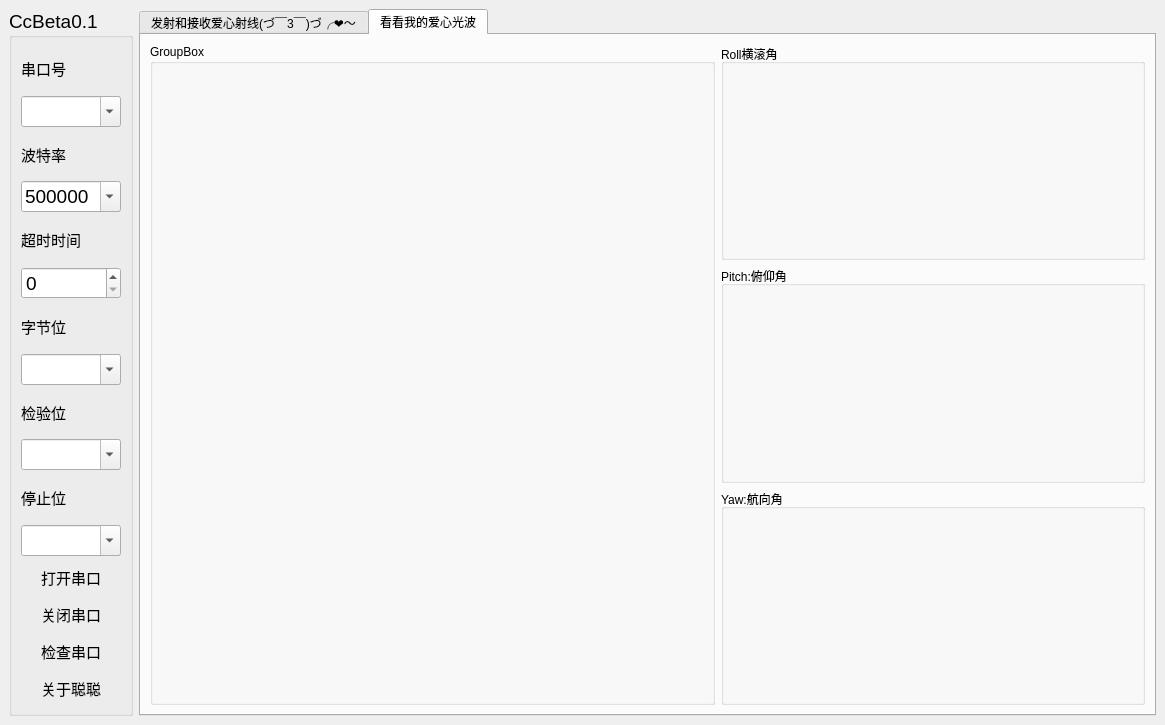
The window that helloSeiral/mainwindow.ui (ZHKU-Robot/pySerialPort) describes before a commit, drawn with Qt 5.
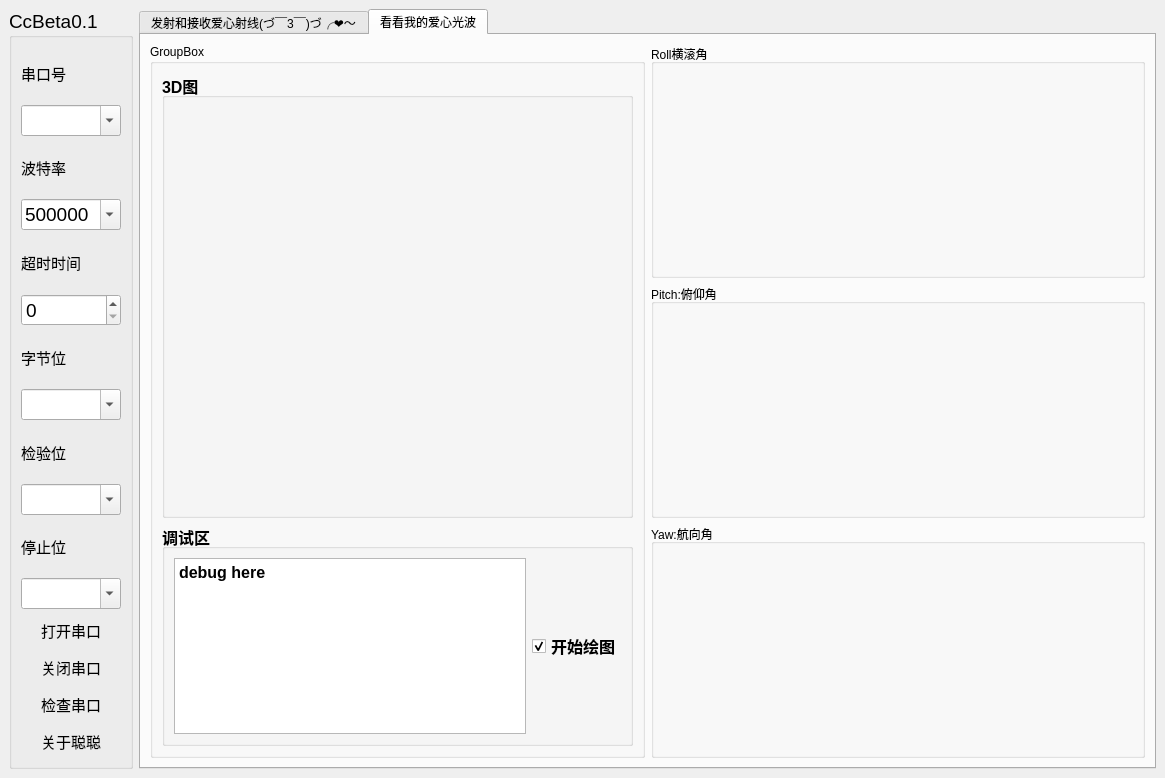
The same window after the commit. The open tabs and pages were chosen to show the change. Icons and pictures are not drawn.

Patch:
```diff
--- a/helloSeiral/mainwindow.ui
+++ b/helloSeiral/mainwindow.ui
@@ -7,7 +7,7 @@
     <x>0</x>
     <y>0</y>
     <width>1165</width>
-    <height>725</height>
+    <height>778</height>
    </rect>
   </property>
   <property name="windowTitle">
@@ -269,22 +269,15 @@
       <item>
        <widget class="QTabWidget" name="tabWidget">
         <property name="currentIndex">
-         <number>0</number>
+         <number>1</number>
         </property>
         <widget class="QWidget" name="tab_2">
          <attribute name="title">
           <string>发射和接收爱心射线(づ￣3￣)づ╭❤～</string>
          </attribute>
-         <widget class="QWidget" name="horizontalLayoutWidget_4">
-          <property name="geometry">
-           <rect>
-            <x>0</x>
-            <y>0</y>
-            <width>1011</width>
-            <height>681</height>
-           </rect>
-          </property>
-          <layout class="QVBoxLayout" name="verticalLayout_9" stretch="1">
+         <layout class="QVBoxLayout" name="verticalLayout_7">
+          <item>
+           <layout class="QHBoxLayout" name="horizontalLayout_10" stretch="0">
            <item>
             <layout class="QHBoxLayout" name="horizontalLayout_2" stretch="1,3">
              <property name="spacing">
@@ -493,7 +486,7 @@
                      <item>
                       <widget class="QRadioButton" name="hexRadioButton">
                        <property name="text">
-                        <string>HEX</string>
+                         <string>十六进制</string>
                        </property>
                        <property name="checkable">
                         <bool>true</bool>
@@ -525,7 +518,7 @@
                      <item>
                       <widget class="QRadioButton" name="textRadioButton_2">
                        <property name="text">
-                        <string>TEXT</string>
+                         <string>文本模式</string>
                        </property>
                        <property name="checked">
                         <bool>true</bool>
@@ -551,6 +544,16 @@
                        </property>
                       </spacer>
                      </item>
+                      <item>
+                       <widget class="QCheckBox" name="acceptedcheckBox">
+                        <property name="text">
+                         <string>接收数据</string>
+                        </property>
+                        <property name="checked">
+                         <bool>true</bool>
+                        </property>
+                       </widget>
+                      </item>
                      <item>
                       <spacer name="horizontalSpacer_4">
                        <property name="orientation">
@@ -742,16 +745,6 @@
                    </item>
                   </layout>
                  </widget>
-                 <widget class="QLineEdit" name="lineEdit">
-                  <property name="geometry">
-                   <rect>
-                    <x>12</x>
-                    <y>403</y>
-                    <width>184</width>
-                    <height>28</height>
-                   </rect>
-                  </property>
-                 </widget>
                 </widget>
                </item>
                <item>
@@ -775,18 +768,101 @@
             </layout>
            </item>
           </layout>
-         </widget>
+          </item>
+         </layout>
         </widget>
         <widget class="QWidget" name="tab">
          <attribute name="title">
           <string>看看我的爱心光波</string>
          </attribute>
-         <layout class="QHBoxLayout" name="horizontalLayout_6" stretch="4,3">
+         <layout class="QHBoxLayout" name="horizontalLayout_6" stretch="3,3">
           <item>
            <widget class="QGroupBox" name="groupBox">
             <property name="title">
              <string>GroupBox</string>
             </property>
+            <layout class="QVBoxLayout" name="verticalLayout_9">
+             <item>
+              <layout class="QVBoxLayout" name="verticalLayout_8" stretch="2,1">
+               <item>
+                <widget class="QGroupBox" name="groupBox_2">
+                 <property name="font">
+                  <font>
+                   <family>Arial</family>
+                   <pointsize>12</pointsize>
+                   <weight>75</weight>
+                   <bold>true</bold>
+                  </font>
+                 </property>
+                 <property name="title">
+                  <string>3D图</string>
+                 </property>
+                 <property name="flat">
+                  <bool>true</bool>
+                 </property>
+                </widget>
+               </item>
+               <item>
+                <widget class="QGroupBox" name="groupBox_3">
+                 <property name="font">
+                  <font>
+                   <family>Arial</family>
+                   <pointsize>12</pointsize>
+                   <weight>75</weight>
+                   <bold>true</bold>
+                  </font>
+                 </property>
+                 <property name="title">
+                  <string>调试区</string>
+                 </property>
+                 <property name="flat">
+                  <bool>true</bool>
+                 </property>
+                 <layout class="QHBoxLayout" name="horizontalLayout_12" stretch="0">
+                  <item>
+                   <layout class="QHBoxLayout" name="horizontalLayout_13">
+                    <item>
+                     <widget class="QTextBrowser" name="painterTextBrowser">
+                      <property name="font">
+                       <font>
+                        <family>Arial</family>
+                        <pointsize>9</pointsize>
+                        <weight>9</weight>
+                        <italic>false</italic>
+                        <bold>false</bold>
+                       </font>
+                      </property>
+                      <property name="styleSheet">
+                       <string notr="true">selection-color: qconicalgradient(cx:0, cy:0, angle:135, stop:0 rgba(255, 255, 0, 69), stop:0.375 rgba(255, 255, 0, 69), stop:0.423533 rgba(251, 255, 0, 145), stop:0.45 rgba(247, 255, 0, 208), stop:0.477581 rgba(255, 244, 71, 130), stop:0.518717 rgba(255, 218, 71, 130), stop:0.55 rgba(255, 255, 0, 255), stop:0.57754 rgba(255, 203, 0, 130), stop:0.625 rgba(255, 255, 0, 69), stop:1 rgba(255, 255, 0, 69));</string>
+                      </property>
+                      <property name="html">
+                       <string>&lt;!DOCTYPE HTML PUBLIC &quot;-//W3C//DTD HTML 4.0//EN&quot; &quot;http://www.w3.org/TR/REC-html40/strict.dtd&quot;&gt;
+&lt;html&gt;&lt;head&gt;&lt;meta name=&quot;qrichtext&quot; content=&quot;1&quot; /&gt;&lt;style type=&quot;text/css&quot;&gt;
+p, li { white-space: pre-wrap; }
+&lt;/style&gt;&lt;/head&gt;&lt;body style=&quot; font-family:'Arial'; font-size:9pt; font-weight:72; font-style:normal;&quot;&gt;
+&lt;p style=&quot; margin-top:0px; margin-bottom:0px; margin-left:0px; margin-right:0px; -qt-block-indent:0; text-indent:0px;&quot;&gt;&lt;span style=&quot; font-size:12pt; font-weight:600;&quot;&gt;debug here&lt;/span&gt;&lt;/p&gt;
+&lt;p style=&quot;-qt-paragraph-type:empty; margin-top:0px; margin-bottom:0px; margin-left:0px; margin-right:0px; -qt-block-indent:0; text-indent:0px; font-size:12pt; font-weight:600;&quot;&gt;&lt;br /&gt;&lt;/p&gt;&lt;/body&gt;&lt;/html&gt;</string>
+                      </property>
+                     </widget>
+                    </item>
+                    <item>
+                     <widget class="QCheckBox" name="drawCheckBtn">
+                      <property name="text">
+                       <string>开始绘图</string>
+                      </property>
+                      <property name="checked">
+                       <bool>true</bool>
+                      </property>
+                     </widget>
+                    </item>
+                   </layout>
+                  </item>
+                 </layout>
+                </widget>
+               </item>
+              </layout>
+             </item>
+            </layout>
            </widget>
           </item>
           <item>
```
Lines whose indentation alone changed are shown as unchanged.
